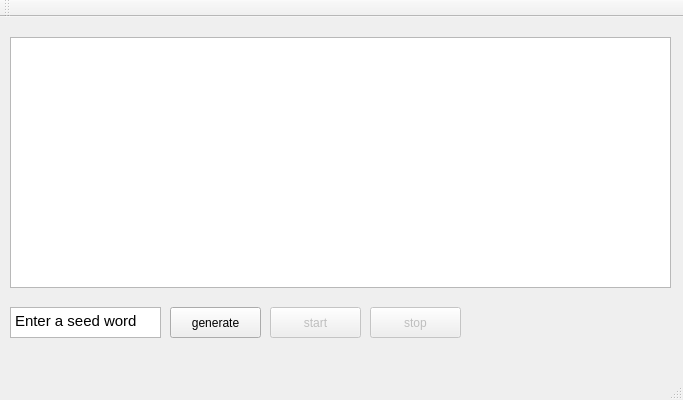
The window that interface/untitled/mainwindow.ui (Ri0S/poem_box) describes before a commit, drawn with Qt 5.
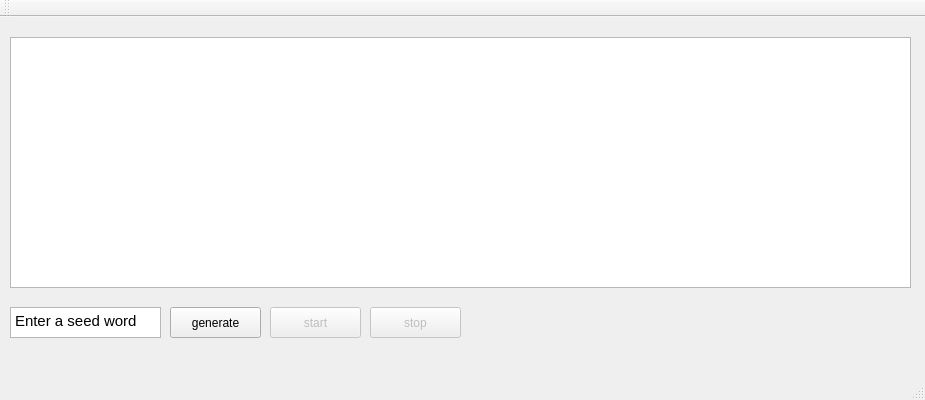
The same window after the commit.

Diff of the .ui file:
```diff
--- a/interface/untitled/mainwindow.ui
+++ b/interface/untitled/mainwindow.ui
@@ -6,7 +6,7 @@
    <rect>
     <x>0</x>
     <y>0</y>
-    <width>683</width>
+    <width>925</width>
     <height>400</height>
    </rect>
   </property>
@@ -51,7 +51,7 @@
      <rect>
       <x>10</x>
       <y>20</y>
-      <width>661</width>
+      <width>901</width>
       <height>251</height>
      </rect>
     </property>
```
Left out of the diff: 2 changed lines with no effect on the pictures.
